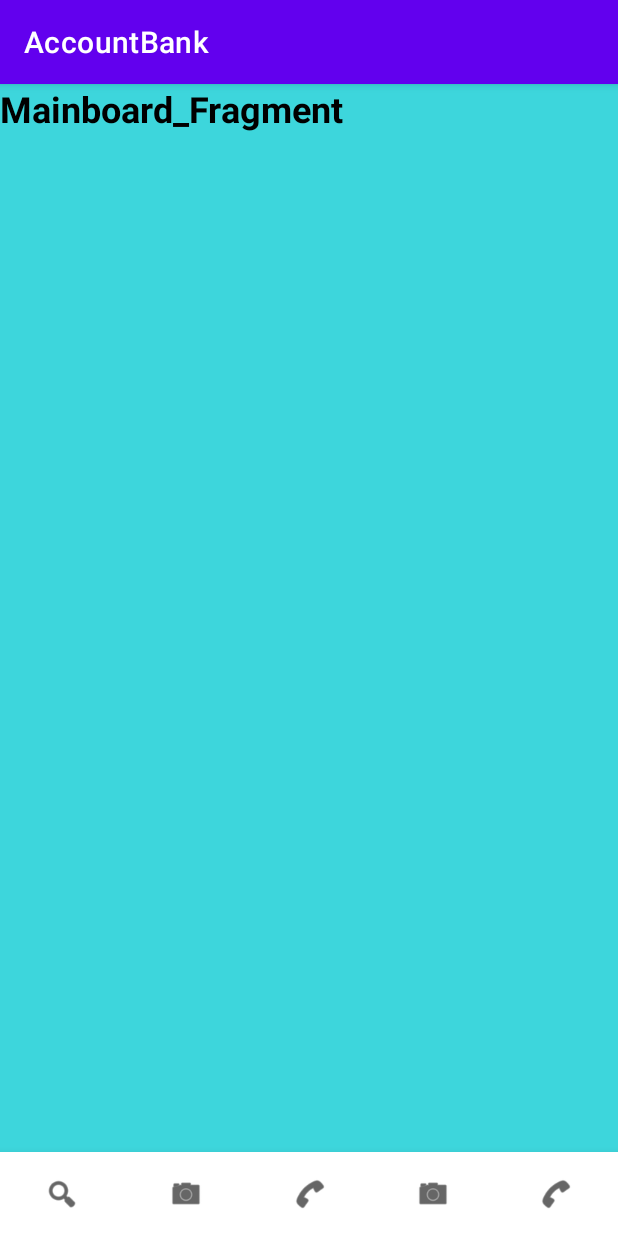
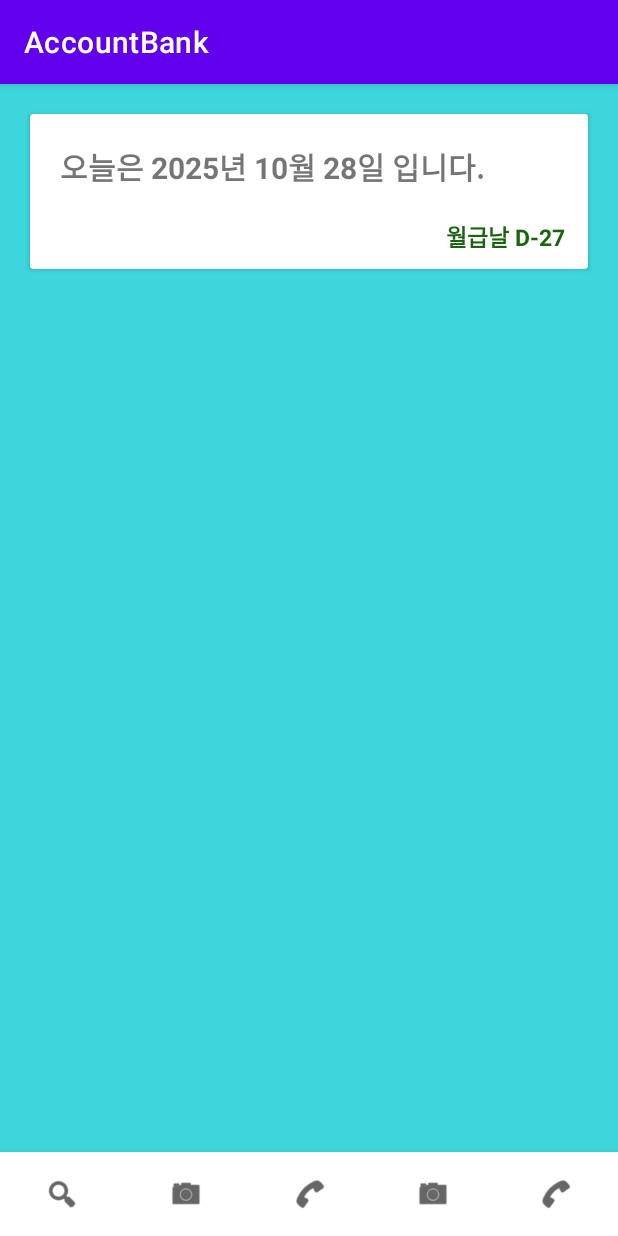
Before and after one commit to gunheehan/AccountBank, an Android app: the screen it shows after launch (MainActivity), on a phone screen of 412 x 824 dp. Run offline under Robolectric (Android 15) with nearby library versions, the phone set to English and light mode, and no system bars.

Commit message:
메인 페이지 기본 타이틀 구조 추가

```diff
--- /dev/null
+++ b/app/src/main/res/drawable/card_background.xml
@@ -0,0 +1,4 @@
+<shape xmlns:android="http://schemas.android.com/apk/res/android">
+    <solid android:color="#49E63E" />
+    <corners android:radius="15dp" />
+</shape>
--- a/app/src/main/res/layout/fragment_mainboard.xml
+++ b/app/src/main/res/layout/fragment_mainboard.xml
@@ -1,21 +1,42 @@
-<?xml version="1.0" encoding="utf-8"?>
-<androidx.constraintlayout.widget.ConstraintLayout xmlns:android="http://schemas.android.com/apk/res/android"
+<LinearLayout xmlns:android="http://schemas.android.com/apk/res/android"
     xmlns:tools="http://schemas.android.com/tools"
+    xmlns:app="http://schemas.android.com/apk/res-auto"
     android:layout_width="match_parent"
     android:layout_height="match_parent"
     android:background="#3DD6DC"
     tools:context=".MainboardFragment">
 
+    <androidx.cardview.widget.CardView
+        android:layout_width="match_parent"
+        android:layout_height="wrap_content"
+    android:layout_margin="20dp">
 
-    <TextView
-        android:id="@+id/textView"
-        android:layout_width="wrap_content"
+    <LinearLayout
+        android:layout_width="match_parent"
         android:layout_height="wrap_content"
-        android:text="Mainboard_Fragment"
-        android:textSize="24sp"
-        android:textStyle="bold"
-        android:textColor="@color/black"
-        tools:layout_editor_absoluteX="92dp"
-        tools:layout_editor_absoluteY="349dp"
-        tools:ignore="MissingConstraints" />
-</androidx.constraintlayout.widget.ConstraintLayout>
+        android:orientation="vertical">
+
+        <TextView
+            android:layout_width="match_parent"
+            android:layout_height="wrap_content"
+            android:padding="20dp"
+            android:text="오늘은 2025년 10월 28일 입니다."
+            android:textStyle="bold"
+            android:textSize="20sp" />
+
+        <TextView
+            android:layout_width="match_parent"
+            android:layout_height="wrap_content"
+            android:paddingRight="15dp"
+            android:paddingBottom="10dp"
+            android:text="월급날 D-27"
+            android:textStyle="bold"
+            android:textColor="#1A630F"
+            android:textSize="15sp"
+            android:gravity="right"
+            />
+
+    </LinearLayout>
+
+</androidx.cardview.widget.CardView>
+    </LinearLayout>
```
